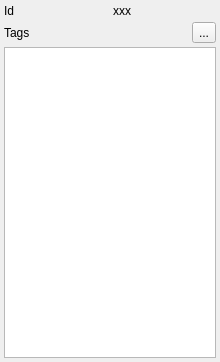
First picture: the form in src/Docks/MinimumRoadProperties.ui, repository openstreetmap/merkaartor, before the edit.
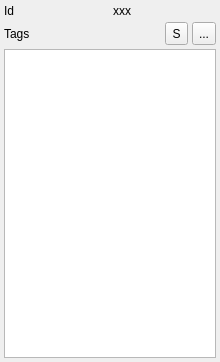
Second picture: the form after the edit. Icons and pictures are not drawn.

Commit message: ADD : Auto-add "source" tag when drawing over a background map; define the value in the WMS and TMS editors Disable auto-adding in "Preferences-Background" Also add a "S" button in the tag editor to manually add the "source" tag

What changed in the file:
```diff
--- a/src/Docks/MinimumRoadProperties.ui
+++ b/src/Docks/MinimumRoadProperties.ui
@@ -50,7 +50,7 @@
    <item>
     <layout class="QHBoxLayout">
      <property name="spacing">
-      <number>6</number>
+      <number>4</number>
      </property>
      <property name="margin">
       <number>0</number>
@@ -75,8 +75,33 @@
        </property>
       </spacer>
      </item>
+     <item>
+      <widget class="QToolButton" name="SourceTagButton">
+       <property name="minimumSize">
+        <size>
+         <width>23</width>
+         <height>23</height>
+        </size>
+       </property>
+       <property name="toolTip">
+        <string>Add &quot;source&quot; tag</string>
+       </property>
+       <property name="text">
+        <string>S</string>
+       </property>
+      </widget>
+     </item>
      <item>
       <widget class="QToolButton" name="RemoveTagButton">
+       <property name="minimumSize">
+        <size>
+         <width>23</width>
+         <height>23</height>
+        </size>
+       </property>
+       <property name="toolTip">
+        <string>REmove selected tag(s)</string>
+       </property>
        <property name="text">
         <string>...</string>
        </property>
```
The commit also changes 41 other files.
